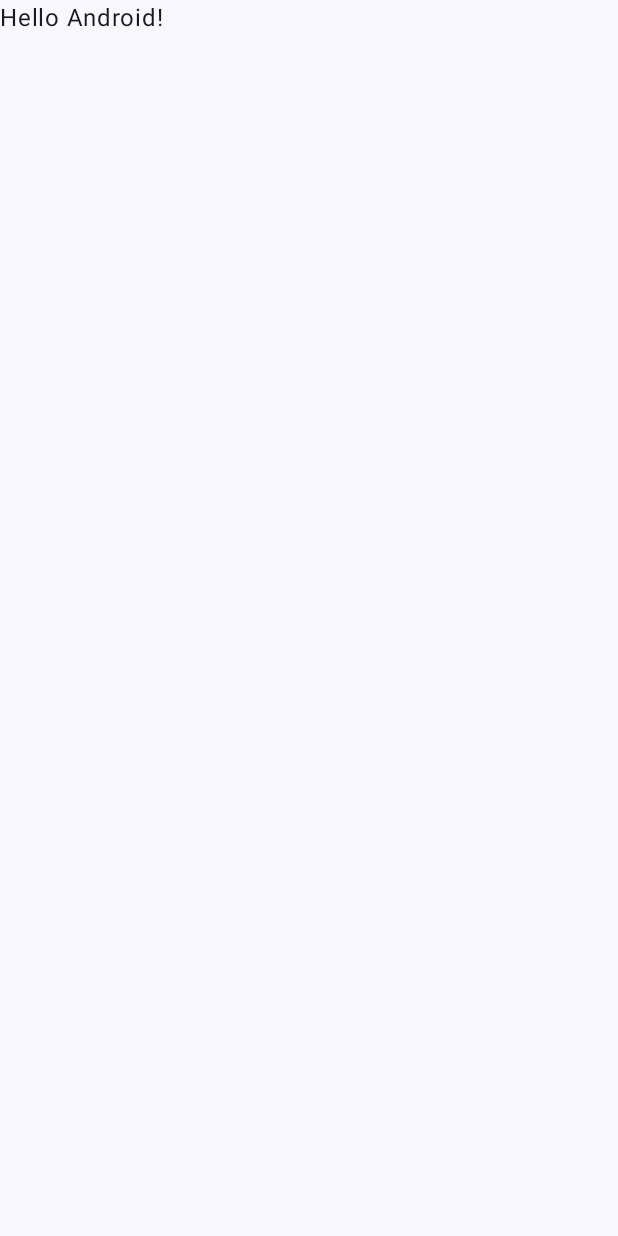
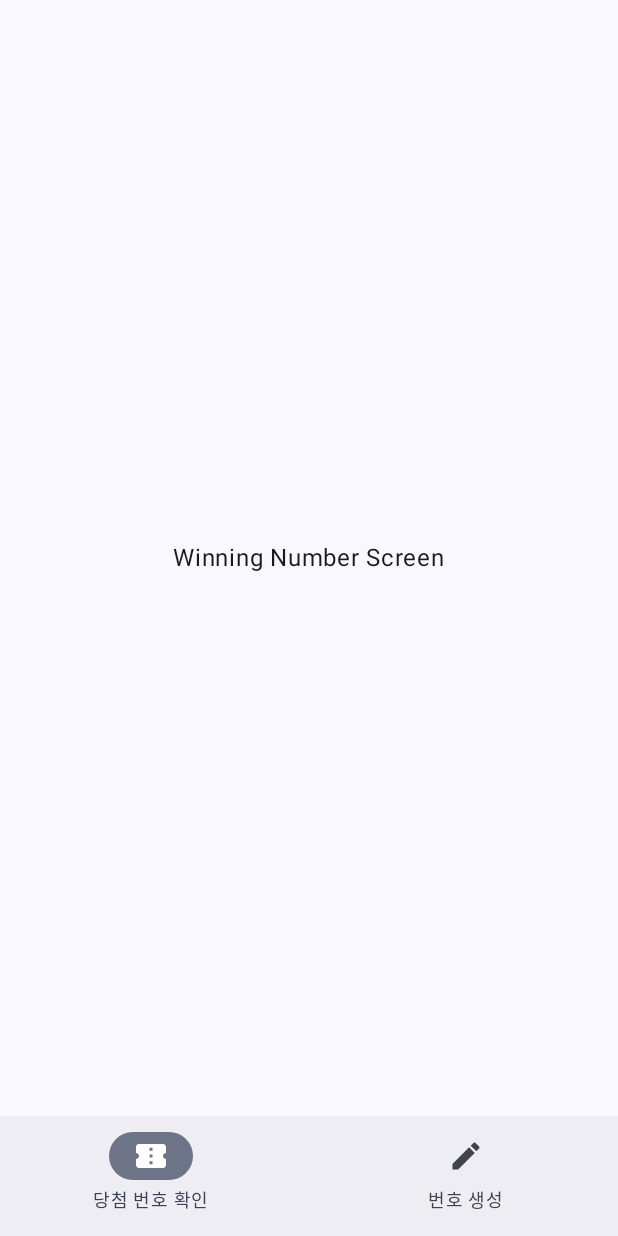
Before and after one commit to kimjiun/Lotto, an Android app built with Jetpack Compose: the screen it shows after launch (MainActivity), on a phone screen of 412 x 824 dp. Before the commit the screen is almost empty. Run offline under Robolectric (Android 15) with nearby library versions, the phone set to English and light mode, and no system bars; our stand-ins replace Dagger/Hilt's generated code, Room's generated code.

Commit message:
1. 유즈케이스 작성 2. 로또 번호 컴포저블 추가 3. 스크린 구분

```diff
--- a/app/build.gradle.kts
+++ b/app/build.gradle.kts
@@ -55,6 +55,8 @@ dependencies {
     implementation(libs.androidx.ui.graphics)
     implementation(libs.androidx.ui.tooling.preview)
     implementation(libs.androidx.material3)
+    implementation(libs.androidx.navigation.compose)
+    implementation(libs.androidx.material.icons.extended)
 
     // Hilt
     implementation(libs.hilt.android)
--- a/app/src/main/java/com/jiun/lotto/MainActivity.kt
+++ b/app/src/main/java/com/jiun/lotto/MainActivity.kt
@@ -4,13 +4,7 @@ import android.os.Bundle
 import androidx.activity.ComponentActivity
 import androidx.activity.compose.setContent
 import androidx.activity.enableEdgeToEdge
-import androidx.compose.foundation.layout.fillMaxSize
-import androidx.compose.foundation.layout.padding
-import androidx.compose.material3.Scaffold
-import androidx.compose.material3.Text
-import androidx.compose.runtime.Composable
-import androidx.compose.ui.Modifier
-import androidx.compose.ui.tooling.preview.Preview
+import com.jiun.lotto.ui.MainScreen
 import com.jiun.lotto.ui.theme.LottoTheme
 import dagger.hilt.android.AndroidEntryPoint
 
@@ -21,29 +15,8 @@ class MainActivity : ComponentActivity() {
         enableEdgeToEdge()
         setContent {
             LottoTheme {
-                Scaffold(modifier = Modifier.fillMaxSize()) { innerPadding ->
-                    Greeting(
-                        name = "Android",
-                        modifier = Modifier.padding(innerPadding)
-                    )
-                }
+                MainScreen()
             }
         }
     }
 }
-
-@Composable
-fun Greeting(name: String, modifier: Modifier = Modifier) {
-    Text(
-        text = "Hello $name!",
-        modifier = modifier
-    )
-}
-
-@Preview(showBackground = true)
-@Composable
-fun GreetingPreview() {
-    LottoTheme {
-        Greeting("Android")
-    }
-}
--- /dev/null
+++ b/app/src/main/java/com/jiun/lotto/ui/MainScreen.kt
@@ -0,0 +1,63 @@
+package com.jiun.lotto.ui
+
+import androidx.compose.foundation.layout.padding
+import androidx.compose.material3.Icon
+import androidx.compose.material3.NavigationBar
+import androidx.compose.material3.NavigationBarItem
+import androidx.compose.material3.Scaffold
+import androidx.compose.material3.Text
+import androidx.compose.runtime.Composable
+import androidx.compose.runtime.getValue
+import androidx.compose.ui.Modifier
+import androidx.navigation.NavDestination.Companion.hierarchy
+import androidx.navigation.NavGraph.Companion.findStartDestination
+import androidx.navigation.compose.NavHost
+import androidx.navigation.compose.composable
+import androidx.navigation.compose.currentBackStackEntryAsState
+import androidx.navigation.compose.rememberNavController
+import com.jiun.lotto.ui.feature_generation.NumberGeneratorScreen
+import com.jiun.lotto.ui.feature_winning_number.WinningNumberScreen
+import com.jiun.lotto.ui.navigation.Screen
+
+@Composable
+fun MainScreen() {
+    val navController = rememberNavController()
+    val screens = listOf(
+        Screen.WinningNumber,
+        Screen.NumberGenerator,
+    )
+
+    Scaffold(
+        bottomBar = {
+            NavigationBar {
+                val navBackStackEntry by navController.currentBackStackEntryAsState()
+                val currentDestination = navBackStackEntry?.destination
+                screens.forEach { screen ->
+                    NavigationBarItem(
+                        icon = { Icon(screen.icon, contentDescription = null) },
+                        label = { Text(screen.title) },
+                        selected = currentDestination?.hierarchy?.any { it.route == screen.route } == true,
+                        onClick = {
+                            navController.navigate(screen.route) {
+                                popUpTo(navController.graph.findStartDestination().id) {
+                                    saveState = true
+                                }
+                                launchSingleTop = true
+                                restoreState = true
+                            }
+                        }
+                    )
+                }
+            }
+        }
+    ) { innerPadding ->
+        NavHost(
+            navController,
+            startDestination = Screen.WinningNumber.route,
+            Modifier.padding(innerPadding)
+        ) {
+            composable(Screen.WinningNumber.route) { WinningNumberScreen() }
+            composable(Screen.NumberGenerator.route) { NumberGeneratorScreen() }
+        }
+    }
+}
--- /dev/null
+++ b/app/src/main/java/com/jiun/lotto/ui/feature_winning_number/WinningNumberScreen.kt
@@ -0,0 +1,15 @@
+package com.jiun.lotto.ui.feature_winning_number
+
+import androidx.compose.foundation.layout.Box
+import androidx.compose.foundation.layout.fillMaxSize
+import androidx.compose.material3.Text
+import androidx.compose.runtime.Composable
+import androidx.compose.ui.Alignment
+import androidx.compose.ui.Modifier
+
+@Composable
+fun WinningNumberScreen() {
+    Box(modifier = Modifier.fillMaxSize(), contentAlignment = Alignment.Center) {
+        Text("Winning Number Screen")
+    }
+}
--- /dev/null
+++ b/app/src/main/java/com/jiun/lotto/ui/navigation/Screen.kt
@@ -0,0 +1,11 @@
+package com.jiun.lotto.ui.navigation
+
+import androidx.compose.material.icons.Icons
+import androidx.compose.material.icons.filled.ConfirmationNumber
+import androidx.compose.material.icons.filled.Create
+import androidx.compose.ui.graphics.vector.ImageVector
+
+sealed class Screen(val route: String, val title: String, val icon: ImageVector) {
+    object WinningNumber : Screen("winning_number", "당첨 번호 확인", Icons.Filled.ConfirmationNumber)
+    object NumberGenerator : Screen("number_generator", "번호 생성", Icons.Filled.Create)
+}
--- a/gradle/libs.versions.toml
+++ b/gradle/libs.versions.toml
@@ -14,6 +14,8 @@ okhttp = "5.2.0"
 kotlinxSerialization = "2.2.20"
 kotlinxSerializationJson = "1.9.0"
 room = "2.8.2"
+navigation = "2.8.0-beta06"
+materialIconsExtended = "1.6.8"
 
 
 [libraries]
@@ -45,6 +47,8 @@ kotlinx-serialization-json = { group = "org.jetbrains.kotlinx", name = "kotlinx-
 androidx-room-runtime = { group = "androidx.room", name = "room-runtime", version.ref = "room" }
 androidx-room-compiler = { group = "androidx.room", name = "room-compiler", version.ref = "room" }
 androidx-room-ktx = { group = "androidx.room", name = "room-ktx", version.ref = "room" }
+androidx-navigation-compose = { group = "androidx.navigation", name = "navigation-compose", version.ref = "navigation" }
+androidx-material-icons-extended = { group = "androidx.compose.material", name = "material-icons-extended", version.ref = "materialIconsExtended" }
 
 [plugins]
 android-application = { id = "com.android.application", version.ref = "agp" }
```
Also changed, not shown: app/src/main/java/com/jiun/lotto/domain/common/Resource.kt (added, +7 -0 lines), app/src/main/java/com/jiun/lotto/domain/usecase/GetLatestWinningNumbersUseCase.kt (added, +32 -0 lines), app/src/main/java/com/jiun/lotto/ui/components/LottoBall.kt (added, +42 -0 lines), app/src/main/java/com/jiun/lotto/ui/components/LottoTicket.kt (added, +84 -0 lines), app/src/main/java/com/jiun/lotto/ui/feature_generation/NumberGeneratorScreen.kt (added, +15 -0 lines).
